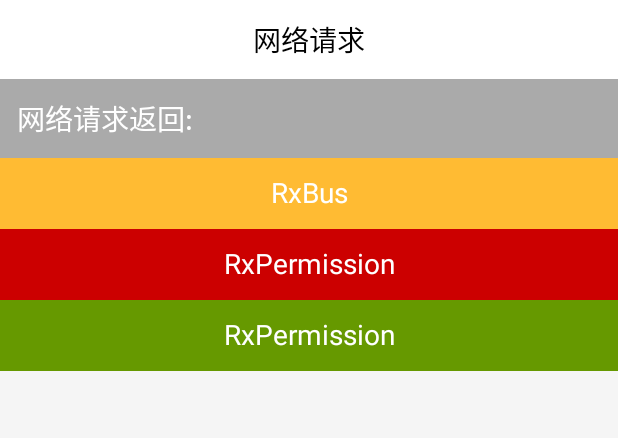
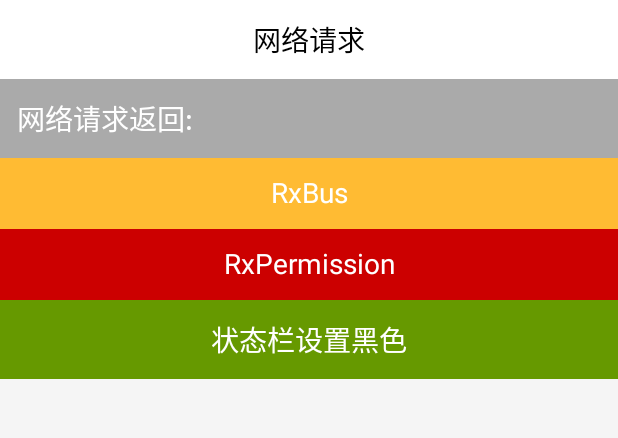
Before and after one commit to tzz2015/commonLib, an Android app: the screen it shows after launch (DemoActivity), on a phone screen of 412 x 824 dp, the part 157-595 px from its top. Run offline under Robolectric (Android 15) with nearby library versions, the phone set to English and light mode, and no system bars; our stand-ins replace data binding; libraries missing offline, so code that uses them is left out: com.kaopiz.kprogresshud, com.tbruyelle.rxpermissions, retrofit2.adapter.rxjava, rx.functions, rx.subscriptions; 3 statements that could not run were skipped.

```diff
--- a/app/src/main/res/layout/activity_demo.xml
+++ b/app/src/main/res/layout/activity_demo.xml
@@ -80,7 +80,7 @@
             android:background="@android:color/holo_green_dark"
             android:gravity="center"
             android:padding="20px"
-            android:text="RxPermission"
+            android:text="状态栏设置黑色"
             android:textColor="@color/colorWhite"
             android:textSize="30px" />
     </LinearLayout>
```
